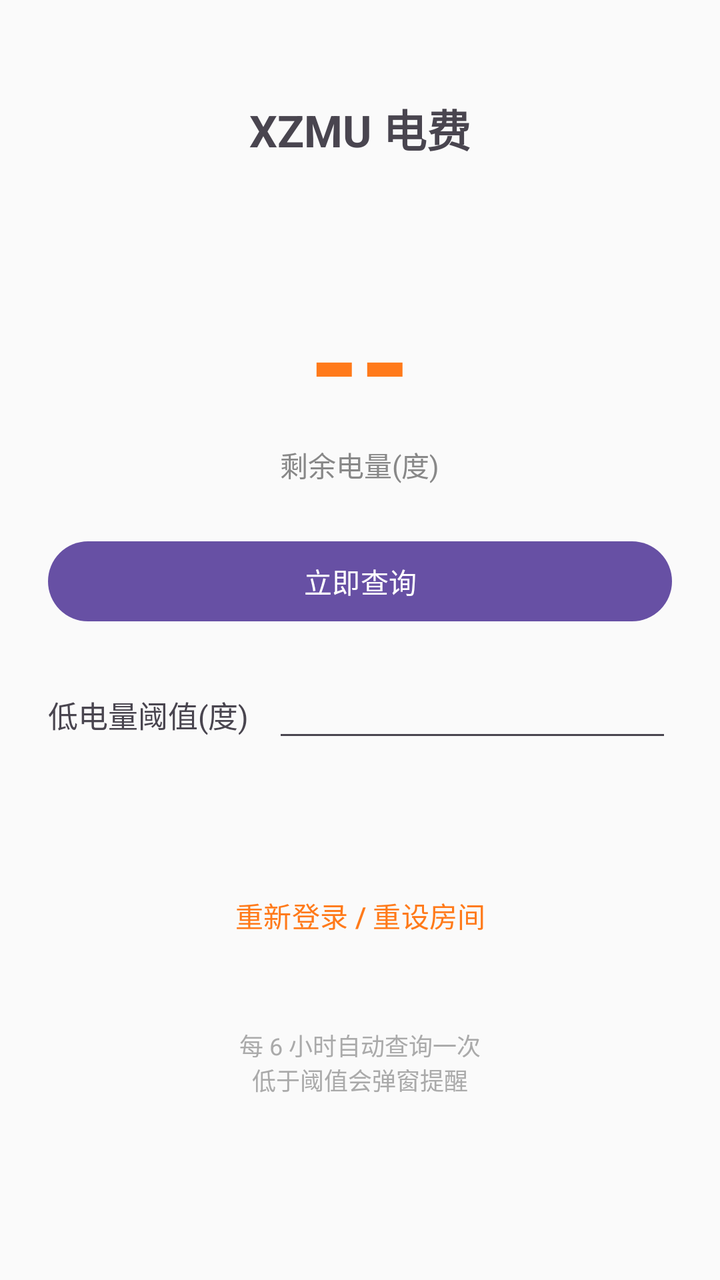
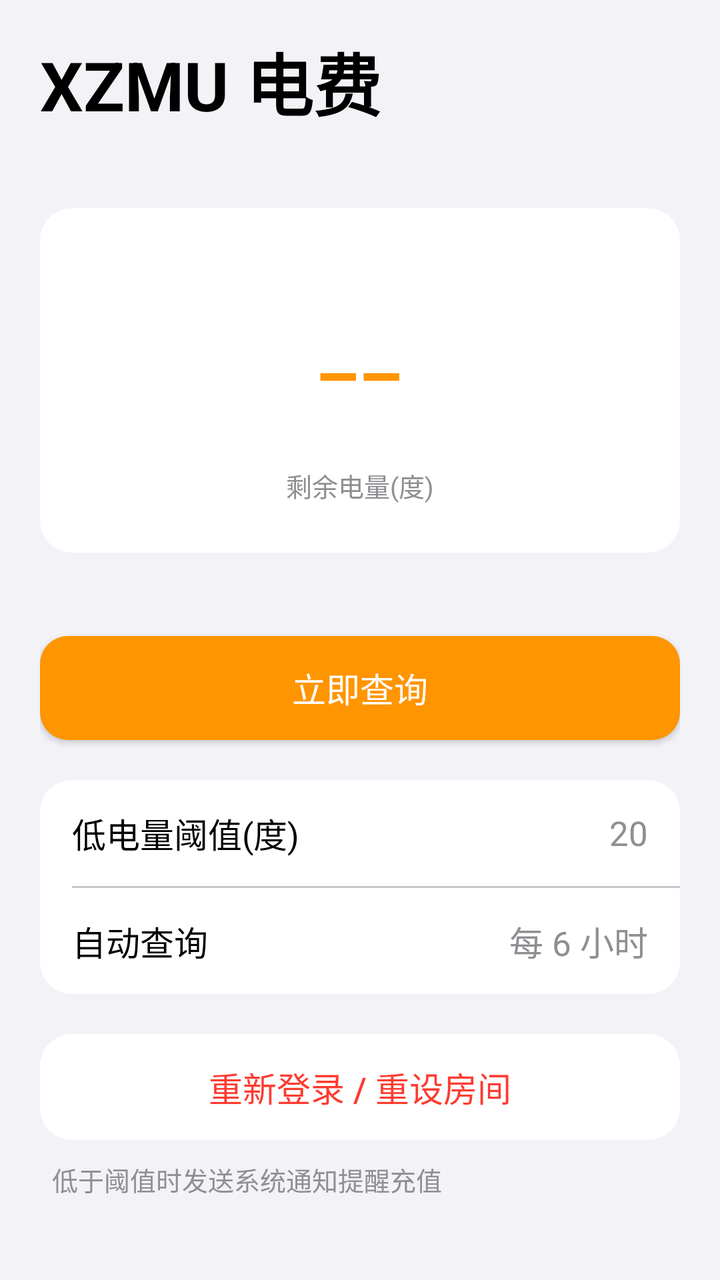

Screens rendered from an Android XML layout before and after an edit, with the pre-edit source and the edit as a unified diff.
<!-- AndroidManifest.xml: application theme Theme.App -->
<!-- res/layout/activity_main.xml -->
<?xml version="1.0" encoding="utf-8"?>
<ScrollView xmlns:android="http://schemas.android.com/apk/res/android"
    android:layout_width="match_parent"
    android:layout_height="match_parent"
    android:background="#FAFAFA">

    <LinearLayout
        android:layout_width="match_parent"
        android:layout_height="wrap_content"
        android:orientation="vertical"
        android:padding="24dp"
        android:gravity="center_horizontal">

        <TextView
            android:layout_width="wrap_content"
            android:layout_height="wrap_content"
            android:layout_marginTop="24dp"
            android:text="XZMU 电费"
            android:textSize="22sp"
            android:textStyle="bold" />

        <TextView
            android:id="@+id/roomText"
            android:layout_width="wrap_content"
            android:layout_height="wrap_content"
            android:layout_marginTop="8dp"
            android:textSize="15sp"
            android:textColor="#888888" />

        <TextView
            android:id="@+id/balanceText"
            android:layout_width="wrap_content"
            android:layout_height="wrap_content"
            android:layout_marginTop="28dp"
            android:text="--"
            android:textSize="64sp"
            android:textStyle="bold"
            android:textColor="#FF7A1A" />

        <TextView
            android:layout_width="wrap_content"
            android:layout_height="wrap_content"
            android:text="剩余电量(度)"
            android:textSize="14sp"
            android:textColor="#888888" />

        <ProgressBar
            android:id="@+id/progressBar"
            style="?android:attr/progressBarStyleHorizontal"
            android:layout_width="200dp"
            android:layout_height="wrap_content"
            android:layout_marginTop="16dp"
            android:visibility="gone" />

        <Button
            android:id="@+id/queryBtn"
            android:layout_width="match_parent"
            android:layout_height="wrap_content"
            android:layout_marginTop="24dp"
            android:text="立即查询" />

        <LinearLayout
            android:layout_width="match_parent"
            android:layout_height="wrap_content"
            android:layout_marginTop="24dp"
            android:orientation="horizontal"
            android:gravity="center_vertical">

            <TextView
                android:layout_width="wrap_content"
                android:layout_height="wrap_content"
                android:text="低电量阈值(度)"
                android:textSize="15sp" />

            <EditText
                android:id="@+id/thresholdEdit"
                android:layout_width="0dp"
                android:layout_height="wrap_content"
                android:layout_weight="1"
                android:layout_marginStart="12dp"
                android:inputType="numberDecimal"
                android:textSize="15sp" />
        </LinearLayout>

        <TextView
            android:id="@+id/statusText"
            android:layout_width="wrap_content"
            android:layout_height="wrap_content"
            android:layout_marginTop="16dp"
            android:textSize="13sp"
            android:textColor="#888888" />

        <Button
            android:id="@+id/rebindBtn"
            style="@style/Widget.Material3.Button.TextButton"
            android:layout_width="wrap_content"
            android:layout_height="wrap_content"
            android:layout_marginTop="24dp"
            android:text="重新登录 / 重设房间"
            android:textColor="#FF7A1A" />

        <TextView
            android:layout_width="wrap_content"
            android:layout_height="wrap_content"
            android:layout_marginTop="32dp"
            android:text="每 6 小时自动查询一次\n低于阈值会弹窗提醒"
            android:textSize="12sp"
            android:textColor="#AAAAAA"
            android:gravity="center" />
    </LinearLayout>
</ScrollView>
<!-- resources referenced by this layout -->
<resources>
  <style name="Theme.App" parent="Theme.Material3.Light.NoActionBar" />
</resources>

<!-- the commit's change to res/layout/activity_main.xml (unified diff, before → after) -->
@@ -2,110 +2,197 @@
 <ScrollView xmlns:android="http://schemas.android.com/apk/res/android"
     android:layout_width="match_parent"
     android:layout_height="match_parent"
-    android:background="#FAFAFA">
+    android:fillViewport="true"
+    android:scrollbars="none">
 
     <LinearLayout
         android:layout_width="match_parent"
         android:layout_height="wrap_content"
         android:orientation="vertical"
-        android:padding="24dp"
-        android:gravity="center_horizontal">
+        android:paddingStart="20dp"
+        android:paddingEnd="20dp"
+        android:paddingBottom="28dp">
 
+        
         <TextView
             android:layout_width="wrap_content"
             android:layout_height="wrap_content"
-            android:layout_marginTop="24dp"
+            android:layout_marginTop="16dp"
             android:text="XZMU 电费"
-            android:textSize="22sp"
+            android:textColor="@color/ios_label"
+            android:textSize="34sp"
             android:textStyle="bold" />
 
         <TextView
             android:id="@+id/roomText"
             android:layout_width="wrap_content"
             android:layout_height="wrap_content"
-            android:layout_marginTop="8dp"
-            android:textSize="15sp"
-            android:textColor="#888888" />
+            android:layout_marginTop="2dp"
+            android:textColor="@color/ios_secondary_label"
+            android:textSize="15sp" />
 
-        <TextView
-            android:id="@+id/balanceText"
-            android:layout_width="wrap_content"
-            android:layout_height="wrap_content"
-            android:layout_marginTop="28dp"
-            android:text="--"
-            android:textSize="64sp"
-            android:textStyle="bold"
-            android:textColor="#FF7A1A" />
-
-        <TextView
-            android:layout_width="wrap_content"
-            android:layout_height="wrap_content"
-            android:text="剩余电量(度)"
-            android:textSize="14sp"
-            android:textColor="#888888" />
-
-        <ProgressBar
-            android:id="@+id/progressBar"
-            style="?android:attr/progressBarStyleHorizontal"
-            android:layout_width="200dp"
-            android:layout_height="wrap_content"
-            android:layout_marginTop="16dp"
-            android:visibility="gone" />
-
-        <Button
-            android:id="@+id/queryBtn"
-            android:layout_width="match_parent"
-            android:layout_height="wrap_content"
-            android:layout_marginTop="24dp"
-            android:text="立即查询" />
-
+        
         <LinearLayout
             android:layout_width="match_parent"
             android:layout_height="wrap_content"
-            android:layout_marginTop="24dp"
-            android:orientation="horizontal"
-            android:gravity="center_vertical">
+            android:layout_marginTop="16dp"
+            android:background="@drawable/bg_card"
+            android:gravity="center_horizontal"
+            android:orientation="vertical"
+            android:paddingStart="24dp"
+            android:paddingTop="28dp"
+            android:paddingEnd="24dp"
+            android:paddingBottom="24dp">
+
+            <TextView
+                android:id="@+id/balanceText"
+                android:layout_width="wrap_content"
+                android:layout_height="wrap_content"
+                android:fontFamily="sans-serif-light"
+                android:text="--"
+                android:textColor="@color/ios_orange"
+                android:textSize="76sp" />
 
             <TextView
                 android:layout_width="wrap_content"
                 android:layout_height="wrap_content"
-                android:text="低电量阈值(度)"
-                android:textSize="15sp" />
+                android:text="剩余电量(度)"
+                android:textColor="@color/ios_secondary_label"
+                android:textSize="13sp" />
 
-            <EditText
-                android:id="@+id/thresholdEdit"
-                android:layout_width="0dp"
+            <ProgressBar
+                android:id="@+id/progressBar"
+                style="?android:attr/progressBarStyleHorizontal"
+                android:layout_width="match_parent"
                 android:layout_height="wrap_content"
-                android:layout_weight="1"
-                android:layout_marginStart="12dp"
-                android:inputType="numberDecimal"
-                android:textSize="15sp" />
+                android:layout_marginTop="20dp"
+                android:progressTint="@color/ios_orange"
+                android:progressBackgroundTint="@color/ios_fill"
+                android:visibility="gone" />
         </LinearLayout>
 
         <TextView
             android:id="@+id/statusText"
             android:layout_width="wrap_content"
             android:layout_height="wrap_content"
+            android:layout_marginStart="6dp"
+            android:layout_marginTop="8dp"
+            android:textColor="@color/ios_secondary_label"
+            android:textSize="13sp" />
+
+        
+        <Button
+            android:id="@+id/queryBtn"
+            android:layout_width="match_parent"
+            android:layout_height="52dp"
             android:layout_marginTop="16dp"
-            android:textSize="13sp"
-            android:textColor="#888888" />
+            android:background="@drawable/btn_primary"
+            android:text="立即查询"
+            android:textAllCaps="false"
+            android:textColor="#FFFFFF"
+            android:textSize="17sp" />
 
-        <Button
-            android:id="@+id/rebindBtn"
-            style="@style/Widget.Material3.Button.TextButton"
-            android:layout_width="wrap_content"
+        
+        <LinearLayout
+            android:layout_width="match_parent"
             android:layout_height="wrap_content"
-            android:layout_marginTop="24dp"
-            android:text="重新登录 / 重设房间"
-            android:textColor="#FF7A1A" />
+            android:layout_marginTop="20dp"
+            android:background="@drawable/bg_card"
+            android:orientation="vertical">
+
+            <LinearLayout
+                android:layout_width="match_parent"
+                android:layout_height="wrap_content"
+                android:gravity="center_vertical"
+                android:orientation="horizontal"
+                android:paddingStart="16dp"
+                android:paddingTop="14dp"
+                android:paddingEnd="16dp"
+                android:paddingBottom="14dp">
+
+                <TextView
+                    android:layout_width="0dp"
+                    android:layout_height="wrap_content"
+                    android:layout_weight="1"
+                    android:text="低电量阈值(度)"
+                    android:textColor="@color/ios_label"
+                    android:textSize="17sp" />
+
+                <EditText
+                    android:id="@+id/thresholdEdit"
+                    android:layout_width="wrap_content"
+                    android:layout_height="wrap_content"
+                    android:background="@null"
+                    android:gravity="end"
+                    android:hint="20"
+                    android:inputType="numberDecimal"
+                    android:minWidth="64dp"
+                    android:textColor="@color/ios_label"
+                    android:textColorHint="@color/ios_secondary_label"
+                    android:textSize="17sp" />
+            </LinearLayout>
+
+            <View
+                android:layout_width="match_parent"
+                android:layout_height="1dp"
+                android:layout_marginStart="16dp"
+                android:background="@color/ios_separator" />
+
+            <LinearLayout
+                android:layout_width="match_parent"
+                android:layout_height="wrap_content"
+                android:gravity="center_vertical"
+                android:orientation="horizontal"
+                android:paddingStart="16dp"
+                android:paddingTop="14dp"
+                android:paddingEnd="16dp"
+                android:paddingBottom="14dp">
+
+                <TextView
+                    android:layout_width="0dp"
+                    android:layout_height="wrap_content"
+                    android:layout_weight="1"
+                    android:text="自动查询"
+                    android:textColor="@color/ios_label"
+                    android:textSize="17sp" />
+
+                <TextView
+                    android:layout_width="wrap_content"
+                    android:layout_height="wrap_content"
+                    android:text="每 6 小时"
+                    android:textColor="@color/ios_secondary_label"
+                    android:textSize="17sp" />
+            </LinearLayout>
+        </LinearLayout>
+
+        
+        <LinearLayout
+            android:layout_width="match_parent"
+            android:layout_height="wrap_content"
+            android:layout_marginTop="20dp"
+            android:background="@drawable/bg_card"
+            android:orientation="vertical">
+
+            <Button
+                android:id="@+id/rebindBtn"
+                android:layout_width="match_parent"
+                android:layout_height="wrap_content"
+                android:background="@null"
+                android:paddingTop="14dp"
+                android:paddingBottom="14dp"
+                android:text="重新登录 / 重设房间"
+                android:textAllCaps="false"
+                android:textColor="@color/ios_red"
+                android:textSize="17sp" />
+        </LinearLayout>
 
         <TextView
-            android:layout_width="wrap_content"
+            android:layout_width="match_parent"
             android:layout_height="wrap_content"
-            android:layout_marginTop="32dp"
-            android:text="每 6 小时自动查询一次\n低于阈值会弹窗提醒"
-            android:textSize="12sp"
-            android:textColor="#AAAAAA"
-            android:gravity="center" />
+            android:layout_marginStart="6dp"
+            android:layout_marginTop="10dp"
+            android:text="低于阈值时发送系统通知提醒充值"
+            android:textColor="@color/ios_secondary_label"
+            android:textSize="13sp" />
     </LinearLayout>
 </ScrollView>
<!-- resource entries referenced after the edit -->
@@ -1,5 +1,41 @@
 <!-- resources referenced by this layout -->
 <resources>
-  <style name="Theme.App" parent="Theme.Material3.Light.NoActionBar" />
+  <color name="ios_fill">#EFEFF4</color>
+  <color name="ios_label">#000000</color>
+  <color name="ios_orange">#FF9500</color>
+  <color name="ios_red">#FF3B30</color>
+  <color name="ios_secondary_label">#8E8E93</color>
+  <color name="ios_separator">#C6C6C8</color>
+  <!-- drawable bg_card (drawable) -->
+  <?xml version="1.0" encoding="utf-8"?>
+  <shape xmlns:android="http://schemas.android.com/apk/res/android">
+      <solid android:color="@color/ios_card" />
+      <corners android:radius="16dp" />
+  </shape>
+  <!-- drawable btn_primary (drawable) -->
+  <?xml version="1.0" encoding="utf-8"?>
+  <selector xmlns:android="http://schemas.android.com/apk/res/android">
+      <item android:state_pressed="true">
+          <shape>
+              <solid android:color="@color/ios_orange_dark" />
+              <corners android:radius="14dp" />
+          </shape>
+      </item>
+      <item>
+          <shape>
+              <solid android:color="@color/ios_orange" />
+              <corners android:radius="14dp" />
+          </shape>
+      </item>
+  </selector>
+  <style name="Theme.App" parent="Theme.AppCompat.Light.NoActionBar">
+          <item name="android:windowBackground">@color/ios_bg</item>
+          <item name="android:statusBarColor">@color/ios_bg</item>
+          <item name="android:windowLightStatusBar">true</item>
+          <item name="android:colorAccent">@color/ios_orange</item>
+      </style>
+  <color name="ios_card">#FFFFFF</color>
+  <color name="ios_orange_dark">#E6850A</color>
+  <color name="ios_bg">#F2F2F7</color>
 </resources>
 
